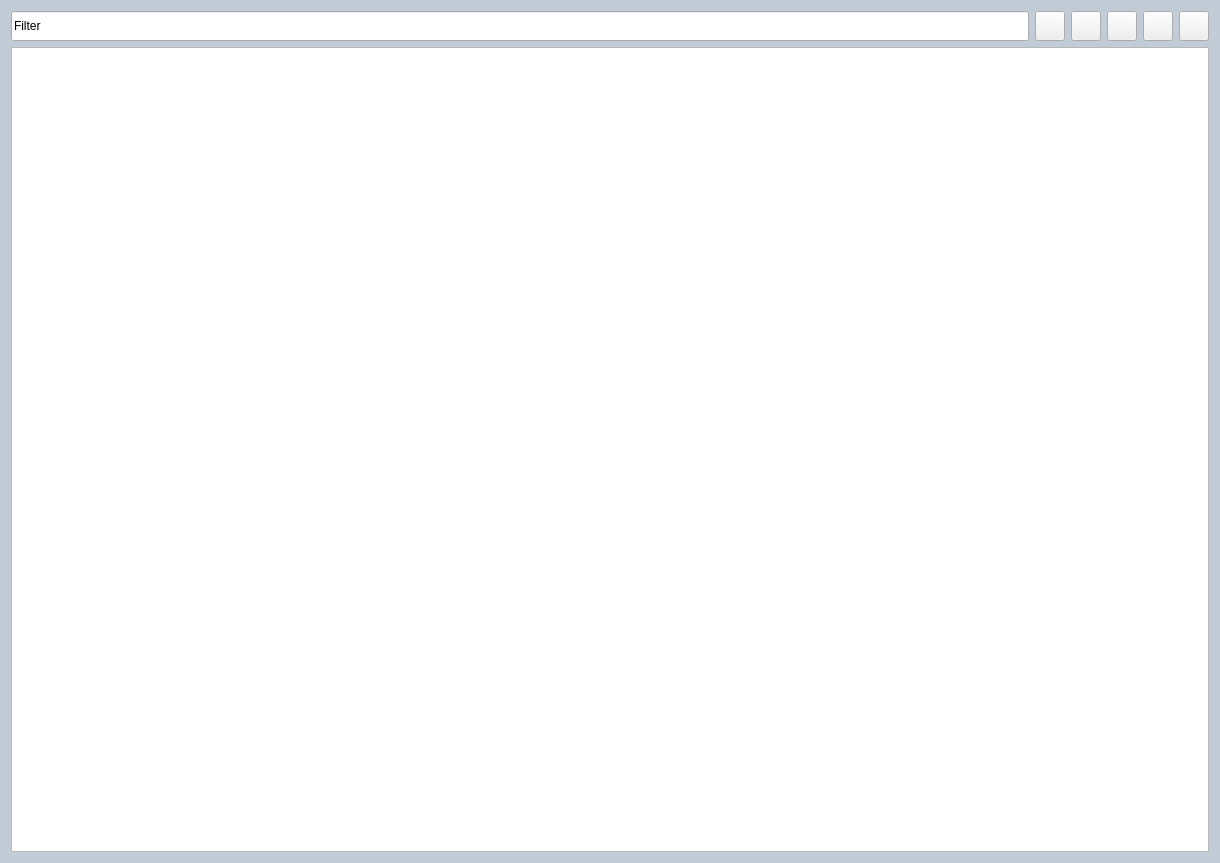
First picture: the form in src/setting_page/SettingPageMemory.ui, repository hanjingo/rag-qt, before the edit.
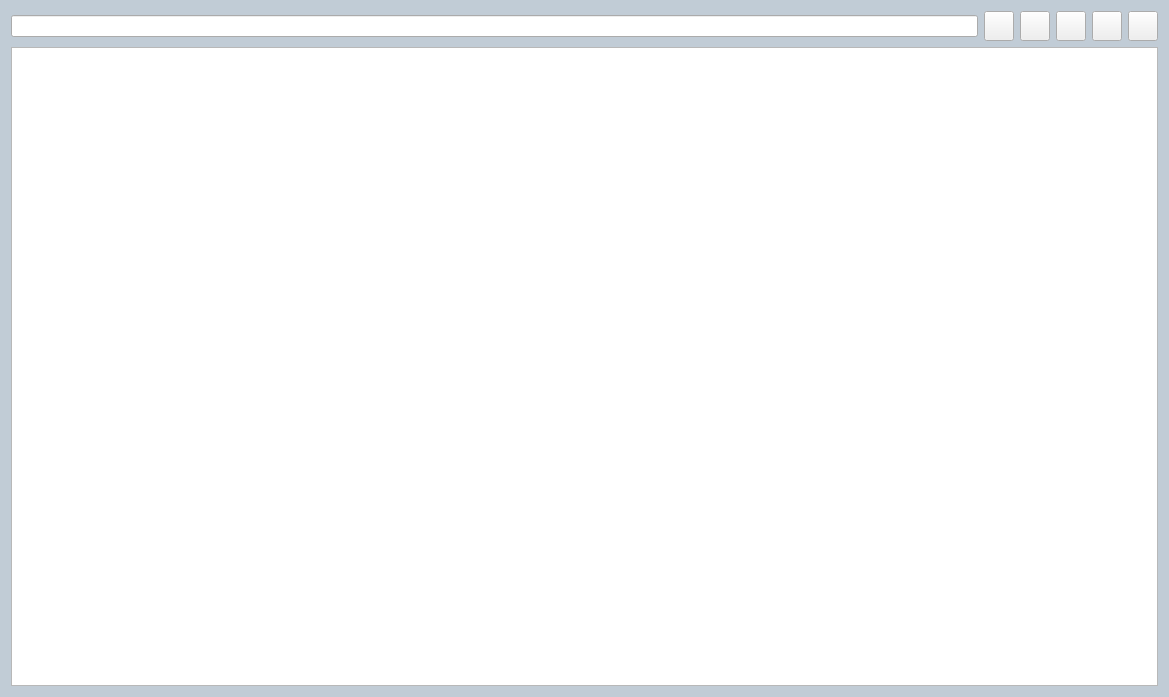
Second picture: the form after the edit. Icons and pictures are not drawn.

The edit to the form file:
```diff
--- a/src/setting_page/SettingPageMemory.ui
+++ b/src/setting_page/SettingPageMemory.ui
@@ -6,8 +6,8 @@
    <rect>
     <x>0</x>
     <y>0</y>
-    <width>1220</width>
-    <height>863</height>
+    <width>1169</width>
+    <height>697</height>
    </rect>
   </property>
   <property name="windowTitle">
@@ -25,23 +25,7 @@
    <item>
     <layout class="QHBoxLayout" name="horizontalLayout">
      <item>
-      <widget class="QLineEdit" name="editFilter">
-       <property name="minimumSize">
-        <size>
-         <width>0</width>
-         <height>30</height>
-        </size>
-       </property>
-       <property name="maximumSize">
-        <size>
-         <width>16777215</width>
-         <height>30</height>
-        </size>
-       </property>
-       <property name="inputMask">
-        <string>Filter</string>
-       </property>
-      </widget>
+      <widget class="QLineEdit" name="editFilter"/>
      </item>
      <item>
       <widget class="QPushButton" name="btnAdd">
```
